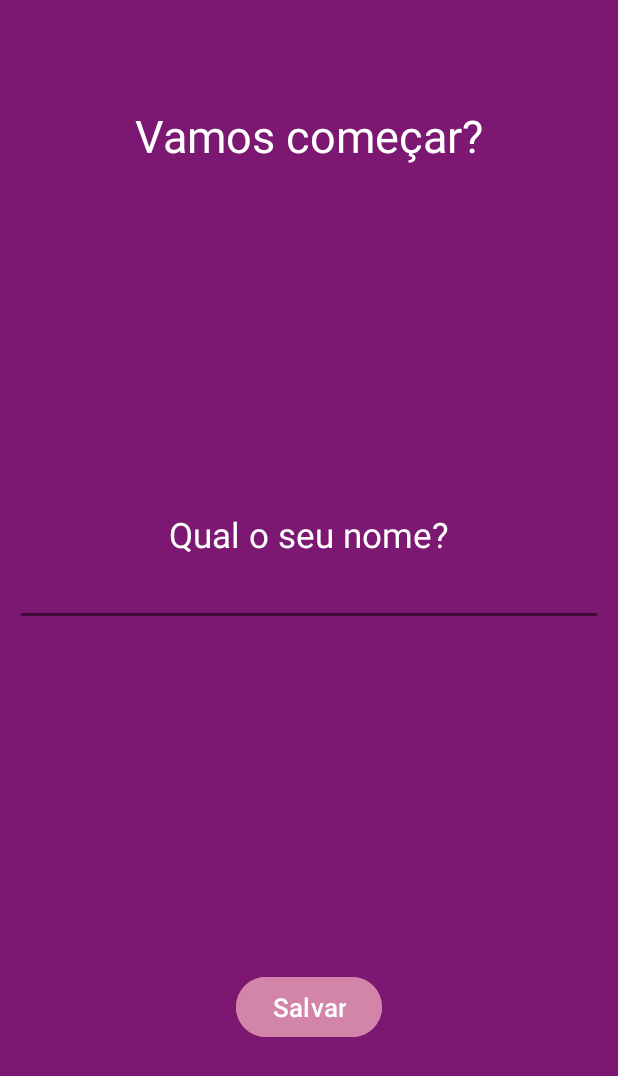
After one commit to J0aoPedr0/APP_motivation, an Android app: the layout activity_user.xml on its own in the app's theme, with its tools: preview values and no code run, on a phone screen of 412 x 824 dp. The commit adds this screen. Shown: the top 1076 px of the screen. Run offline under Robolectric (Android 15) with nearby library versions, the phone set to English and light mode, and no system bars.

Commit message:
Adiçao de uma nova Activity ActivityUser, e adição da função de navegação entre activitys.

```diff
--- a/app/src/main/AndroidManifest.xml
+++ b/app/src/main/AndroidManifest.xml
@@ -14,6 +14,9 @@
         tools:targetApi="31">
         <activity
             android:name=".MainActivity"
+            android:exported="false" />
+        <activity
+            android:name=".UserActivity"
             android:exported="true">
             <intent-filter>
                 <action android:name="android.intent.action.MAIN" />
--- a/app/src/main/java/com/example/motivation/MainActivity.kt
+++ b/app/src/main/java/com/example/motivation/MainActivity.kt
@@ -1,7 +1,11 @@
 package com.example.motivation
 
+import android.content.Context
 import android.os.Bundle
+import android.util.AttributeSet
+import android.view.LayoutInflater
 import android.view.View
+import android.view.ViewGroup
 import android.widget.Toast
 import androidx.activity.enableEdgeToEdge
 import androidx.appcompat.app.AppCompatActivity
@@ -19,15 +23,9 @@ class MainActivity : AppCompatActivity(), View.OnClickListener {
         binding = ActivityMainBinding.inflate(layoutInflater)
         setContentView(binding.root)
 
-        supportActionBar
 
         binding.buttonNewPhrase.setOnClickListener(this)
-        enableEdgeToEdge()
-        ViewCompat.setOnApplyWindowInsetsListener(findViewById(R.id.main)) { v, insets ->
-            val systemBars = insets.getInsets(WindowInsetsCompat.Type.systemBars())
-            v.setPadding(systemBars.left, systemBars.top, systemBars.right, systemBars.bottom)
-            insets
-        }
+
     }
 
     override fun onClick(view: View) {
--- /dev/null
+++ b/app/src/main/java/com/example/motivation/UserActivity.kt
@@ -0,0 +1,38 @@
+package com.example.motivation
+
+import android.content.Intent
+import android.os.Bundle
+import android.view.View
+import android.widget.Toast
+import androidx.activity.enableEdgeToEdge
+import androidx.appcompat.app.AppCompatActivity
+import androidx.core.view.ViewCompat
+import androidx.core.view.WindowInsetsCompat
+import com.example.motivation.databinding.ActivityMainBinding
+import com.example.motivation.databinding.ActivityUserBinding
+
+class UserActivity : AppCompatActivity(), View.OnClickListener {
+    private lateinit var binding: ActivityUserBinding
+    override fun onCreate(savedInstanceState: Bundle?) {
+        super.onCreate(savedInstanceState)
+
+        binding = ActivityUserBinding.inflate(layoutInflater)
+        setContentView(binding.root)
+
+
+        binding.buttonSave.setOnClickListener(this)
+
+        enableEdgeToEdge()
+        ViewCompat.setOnApplyWindowInsetsListener(findViewById(R.id.main)) { v, insets ->
+            val systemBars = insets.getInsets(WindowInsetsCompat.Type.systemBars())
+            v.setPadding(systemBars.left, systemBars.top, systemBars.right, systemBars.bottom)
+            insets
+        }
+    }
+
+    override fun onClick(view: View) {
+        Toast.makeText(this, "Estou funcionando 2", Toast.LENGTH_SHORT).show()
+        val intent = Intent(this, MainActivity::class.java)
+        startActivity(intent)
+    }
+}
--- /dev/null
+++ b/app/src/main/res/layout/activity_user.xml
@@ -0,0 +1,49 @@
+<?xml version="1.0" encoding="utf-8"?>
+<LinearLayout xmlns:android="http://schemas.android.com/apk/res/android"
+    xmlns:app="http://schemas.android.com/apk/res-auto"
+    xmlns:tools="http://schemas.android.com/tools"
+    android:id="@+id/main"
+    android:layout_width="match_parent"
+    android:layout_height="match_parent"
+    android:background="@color/purple"
+    android:orientation="vertical"
+    tools:context=".UserActivity">
+
+    <TextView
+        android:layout_width="wrap_content"
+        android:layout_height="wrap_content"
+        android:layout_gravity="center"
+        android:layout_marginTop="70dp"
+        android:text="@string/lets_start"
+        android:textColor="@color/white"
+        android:textSize="30sp" />
+
+    <TextView
+        android:layout_width="wrap_content"
+        android:layout_height="wrap_content"
+        android:layout_gravity="center"
+        android:layout_marginTop="230dp"
+        android:text="@string/whats_your_name"
+        android:textColor="@color/white"
+        android:textSize="23sp" />
+
+    <EditText
+        android:id="@+id/edit_user_name"
+        android:layout_width="match_parent"
+        android:layout_height="wrap_content"
+        android:layout_marginStart="10dp"
+        android:layout_marginEnd="10dp"
+        android:backgroundTint="@color/half_black"
+        android:inputType="text"
+        android:textColor="@color/white" />
+
+    <Button
+        android:id="@+id/button_save"
+        android:layout_width="wrap_content"
+        android:layout_height="wrap_content"
+        android:layout_gravity="center"
+        android:layout_marginTop="230dp"
+        android:backgroundTint="@color/light_pink"
+        android:text="@string/save"
+        android:textSize="17sp" />
+</LinearLayout>
--- a/app/src/main/res/values/colors.xml
+++ b/app/src/main/res/values/colors.xml
@@ -1,8 +1,8 @@
 <?xml version="1.0" encoding="utf-8"?>
 <resources>
     <color name="white">#FFFFFFFF</color>
-    <color name="purple">#8E1A82</color>
+    <color name="purple">#7C1772</color>
     <color name="half_black">#80000000</color>
-    <color name="colorPrimaryVariant">@color/purple</color>
+    <color name="light_pink">#D385A9</color>
 
 </resources>
--- a/app/src/main/res/values/strings.xml
+++ b/app/src/main/res/values/strings.xml
@@ -3,4 +3,7 @@
     <string name="Hello_Kotlin">Olá, Kotlin!</string>
     <string name="new_phrase">NOVA FRASE</string>
     <string name="Phrases">Frases</string>
+    <string name="lets_start">Vamos começar?</string>
+    <string name="whats_your_name">Qual o seu nome?</string>
+    <string name="save">Salvar</string>
 </resources>
--- a/app/src/main/res/values/themes.xml
+++ b/app/src/main/res/values/themes.xml
@@ -4,6 +4,7 @@
         <!-- Customize your light theme here. -->
         <!-- <item name="colorPrimary">@color/my_light_primary</item> -->
         <item name="colorPrimaryVariant">@color/purple</item>
+        <item name="colorPrimary">@color/purple</item>
 
     </style>
 
```
